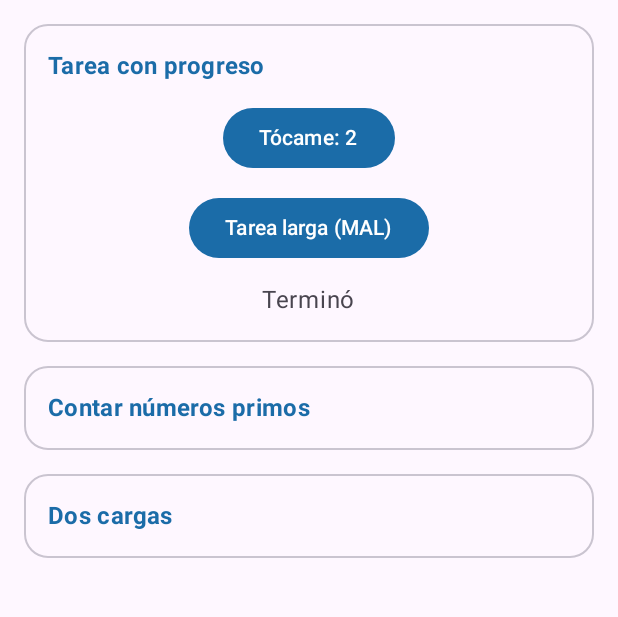
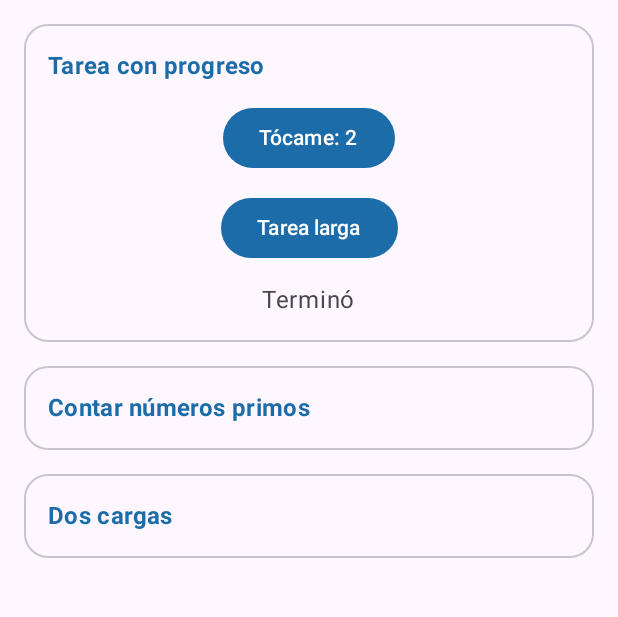
Before and after one commit to mtl-124/CentroTareas, an Android app built with Jetpack Compose: the screen it shows after launch (MainActivity), after a tap on an icon or button, on a phone screen of 412 x 824 dp, the part 96-713 px from its top. Run offline under Robolectric (Android 15) with nearby library versions, the phone set to English and light mode, and no system bars; 2 other taps on this screen came first.

Commit message:
fix(hilos): mueve la tarea larga a una corrutina con withContext

```diff
--- a/app/src/main/java/com/lajara/centrotareas/ui/PantallaTareas.kt
+++ b/app/src/main/java/com/lajara/centrotareas/ui/PantallaTareas.kt
@@ -68,10 +68,10 @@ fun PantallaTareas(
                     Text("Tócame: $toques")
                 }
                 Button(
-                    onClick = { vm.tareaLargaMala() },
+                    onClick = { vm.tareaLarga() },
                     modifier = Modifier.align(Alignment.CenterHorizontally)
                 ) {
-                    Text("Tarea larga (MAL)")
+                    Text("Tarea larga")
                 }
                 Text(
                     text = mensaje,
--- a/app/src/main/java/com/lajara/centrotareas/viewmodel/TareasViewModel.kt
+++ b/app/src/main/java/com/lajara/centrotareas/viewmodel/TareasViewModel.kt
@@ -7,16 +7,29 @@ import com.lajara.centrotareas.model.PrimosUi
 import kotlinx.coroutines.flow.MutableStateFlow
 import kotlinx.coroutines.flow.StateFlow
 import kotlinx.coroutines.flow.asStateFlow
+import android.util.Log
+import androidx.lifecycle.viewModelScope
+import kotlinx.coroutines.Dispatchers
+import kotlinx.coroutines.delay
+import kotlinx.coroutines.launch
+import kotlinx.coroutines.withContext
 
 class TareasViewModel(private val repo: TareasRepository) : ViewModel() {
 
     private val _mensaje = MutableStateFlow("Listo")
     val mensaje: StateFlow<String> = _mensaje.asStateFlow()
 
-    fun tareaLargaMala() {
-        _mensaje.value = "Trabajando..."
-        Thread.sleep(4000)
-        _mensaje.value = "Terminó"
+    fun tareaLarga() {
+        viewModelScope.launch {
+            _mensaje.value = "Trabajando..."
+            Log.d("HILO", "Antes: ${Thread.currentThread().name}")
+            withContext(Dispatchers.Default) {
+                Log.d("HILO", "Dentro: ${Thread.currentThread().name}")
+                delay(4000)
+            }
+            Log.d("HILO", "Despues: ${Thread.currentThread().name}")
+            _mensaje.value = "Terminó"
+        }
     }
 
     private val _primos = MutableStateFlow<PrimosUi>(PrimosUi.Inicial)
```
